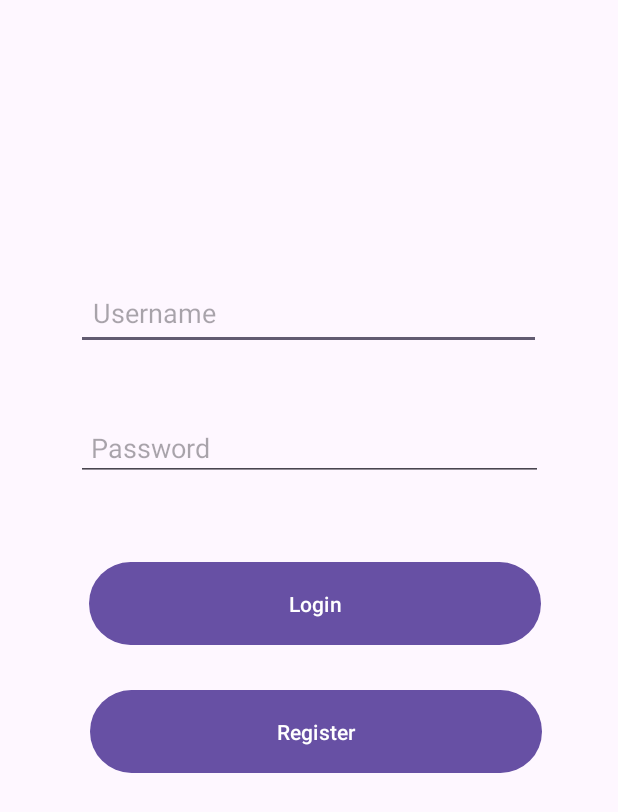
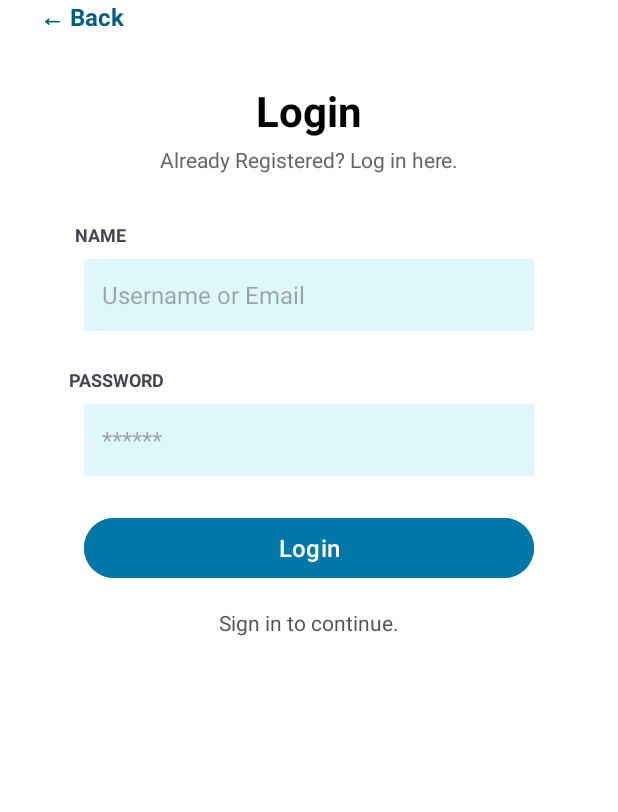
Before and after one commit to Khrizelle28/patient-management-system-mobile, an Android app: the screen it shows after launch (MainActivity), on a phone screen of 412 x 824 dp. Shown: the top 812 px of the screen. Run offline under Robolectric (Android 15) with nearby library versions, the phone set to English and light mode, and no system bars.

Commit message:
design login layout

```diff
--- a/app/src/main/AndroidManifest.xml
+++ b/app/src/main/AndroidManifest.xml
@@ -13,6 +13,9 @@
         android:theme="@style/Theme.PatientManagementSystemMobile"
         tools:targetApi="31">
         <activity
+            android:name=".HomeActivity"
+            android:exported="false" />
+        <activity
             android:name=".RegisterActivity"
             android:exported="false" />
         <activity
--- a/app/src/main/java/com/example/patientmanagementsystemmobile/MainActivity.java
+++ b/app/src/main/java/com/example/patientmanagementsystemmobile/MainActivity.java
@@ -23,14 +23,14 @@ public class MainActivity extends AppCompatActivity {
             v.setPadding(systemBars.left, systemBars.top, systemBars.right, systemBars.bottom);
             return insets;
         });
-        Button registerButton = findViewById(R.id.btnRegister);
-        registerButton.setOnClickListener(new View.OnClickListener() {
-            @Override
-            public void onClick(View v) {
-                // Navigate to RegisterActivity
-                Intent intent = new Intent(MainActivity.this, RegisterActivity.class);
-                startActivity(intent);
-            }
-        });
+//        Button registerButton = findViewById(R.id.btnRegister);
+//        registerButton.setOnClickListener(new View.OnClickListener() {
+//            @Override
+//            public void onClick(View v) {
+//                // Navigate to RegisterActivity
+//                Intent intent = new Intent(MainActivity.this, RegisterActivity.class);
+//                startActivity(intent);
+//            }
+//        });
     }
 }
--- a/app/src/main/res/layout/activity_main.xml
+++ b/app/src/main/res/layout/activity_main.xml
@@ -2,65 +2,140 @@
 <androidx.constraintlayout.widget.ConstraintLayout
     xmlns:android="http://schemas.android.com/apk/res/android"
     xmlns:app="http://schemas.android.com/apk/res-auto"
-    xmlns:tools="http://schemas.android.com/tools"
-    android:id="@+id/main"
     android:layout_width="match_parent"
     android:layout_height="match_parent"
-    tools:context=".MainActivity">
+    android:padding="24dp"
+    android:id="@+id/main"
+    android:background="@android:color/white">
 
-    <!-- Username Input -->
+    <!-- Back Button -->
 
-    <!-- Password Input -->
-
-    <!-- Login Button -->
-
-    <EditText
-        android:id="@+id/etUsername"
-        android:layout_width="310dp"
-        android:layout_height="49dp"
-        android:layout_marginTop="184dp"
-        android:hint="Username"
-        android:padding="11dp"
+    <!-- Login Title -->
+    <TextView
+        android:id="@+id/backButton"
+        android:layout_width="wrap_content"
+        android:layout_height="wrap_content"
+        android:text="← Back"
+        android:textColor="#005F7F"
+        android:textSize="16sp"
+        android:textStyle="bold"
         app:layout_constraintEnd_toEndOf="parent"
-        app:layout_constraintHorizontal_bias="0.495"
+        app:layout_constraintHorizontal_bias="0.074"
         app:layout_constraintStart_toStartOf="parent"
         app:layout_constraintTop_toTopOf="parent" />
 
+    <TextView
+        android:id="@+id/title"
+        android:layout_width="wrap_content"
+        android:layout_height="wrap_content"
+        android:text="Login"
+        android:textSize="28sp"
+        android:textStyle="bold"
+        android:textColor="#000000"
+        app:layout_constraintTop_toBottomOf="@id/backButton"
+        app:layout_constraintStart_toStartOf="parent"
+        app:layout_constraintEnd_toEndOf="parent"
+        android:layout_marginTop="32dp"/>
+
+    <!-- Subtitle -->
+    <TextView
+        android:id="@+id/subtitle11"
+        android:layout_width="wrap_content"
+        android:layout_height="wrap_content"
+        android:text="Already Registered? Log in here."
+        android:textSize="14sp"
+        android:textColor="#666666"
+        app:layout_constraintTop_toBottomOf="@id/title"
+        app:layout_constraintStart_toStartOf="parent"
+        app:layout_constraintEnd_toEndOf="parent"
+        android:layout_marginTop="4dp"/>
+
+    <!-- NAME label -->
+    <TextView
+        android:id="@+id/nameLabel11"
+        android:layout_width="wrap_content"
+        android:layout_height="wrap_content"
+        android:text="NAME"
+        android:textSize="12sp"
+        android:textStyle="bold"
+        app:layout_constraintTop_toBottomOf="@id/subtitle11"
+        app:layout_constraintEnd_toEndOf="parent"
+        app:layout_constraintHorizontal_bias="0.132"
+        app:layout_constraintVertical_bias="0.8"
+        app:layout_constraintStart_toStartOf="parent"
+        android:layout_marginTop="32dp"/>
+
+    <!-- Name Input -->
+    <EditText
+        android:id="@+id/etName"
+        android:layout_width="300dp"
+        android:layout_height="48dp"
+        android:hint="Username or Email"
+        android:background="#E0F7FA"
+        android:padding="12dp"
+        android:textColor="#000"
+        android:textSize="16sp"
+        app:layout_constraintTop_toBottomOf="@id/nameLabel11"
+        app:layout_constraintStart_toStartOf="parent"
+        app:layout_constraintEnd_toEndOf="parent"
+        android:layout_marginTop="8dp"/>
+
+    <!-- PASSWORD label -->
+    <TextView
+        android:id="@+id/passwordLabel"
+        android:layout_width="wrap_content"
+        android:layout_height="wrap_content"
+        android:text="PASSWORD"
+        android:textSize="12sp"
+        android:textStyle="bold"
+        app:layout_constraintTop_toBottomOf="@id/etName"
+        app:layout_constraintEnd_toEndOf="parent"
+        app:layout_constraintHorizontal_bias="0.132"
+        app:layout_constraintVertical_bias="0.8"
+        app:layout_constraintStart_toStartOf="parent"
+        android:layout_marginTop="24dp"/>
+
+    <!-- Password Input -->
     <EditText
         android:id="@+id/etPassword"
-        android:layout_width="311dp"
-        android:layout_height="43dp"
-        android:layout_marginTop="44dp"
-        android:hint="Password"
+        android:layout_width="300dp"
+        android:layout_height="48dp"
+        android:hint="******"
         android:inputType="textPassword"
-        android:padding="10dp"
+        android:background="#E0F7FA"
+        android:padding="12dp"
+        android:textColor="#000"
+        android:textSize="16sp"
+        app:layout_constraintTop_toBottomOf="@id/passwordLabel"
+        app:layout_constraintStart_toStartOf="parent"
         app:layout_constraintEnd_toEndOf="parent"
-        app:layout_constraintStart_toStartOf="parent"
-        app:layout_constraintTop_toBottomOf="@id/etUsername" />
+        android:layout_marginTop="8dp"/>
 
+    <!-- Login Button -->
     <Button
         android:id="@+id/btnLogin"
-        android:layout_width="301dp"
-        android:layout_height="63dp"
-        android:layout_marginTop="50dp"
+        android:layout_width="300dp"
+        android:layout_height="48dp"
         android:text="Login"
-        app:layout_constraintBottom_toBottomOf="parent"
+        android:backgroundTint="#0077A6"
+        android:textColor="@android:color/white"
+        android:textSize="16sp"
+        app:layout_constraintTop_toBottomOf="@id/etPassword"
+        app:layout_constraintStart_toStartOf="parent"
         app:layout_constraintEnd_toEndOf="parent"
-        app:layout_constraintHorizontal_bias="0.536"
+        android:layout_marginTop="24dp"/>
+
+    <!-- Bottom Note -->
+    <TextView
+        android:id="@+id/bottomText11"
+        android:layout_width="wrap_content"
+        android:layout_height="wrap_content"
+        android:text="Sign in to continue."
+        android:textColor="#555"
+        android:textSize="14sp"
+        app:layout_constraintTop_toBottomOf="@id/btnLogin"
         app:layout_constraintStart_toStartOf="parent"
-        app:layout_constraintTop_toBottomOf="@id/etPassword"
-        app:layout_constraintVertical_bias="0.0" />
-
-    <Button
-        android:id="@+id/btnRegister"
-        android:layout_width="301dp"
-        android:layout_height="63dp"
-        android:text="Register"
-        app:layout_constraintBottom_toBottomOf="parent"
         app:layout_constraintEnd_toEndOf="parent"
-        app:layout_constraintHorizontal_bias="0.545"
-        app:layout_constraintStart_toStartOf="parent"
-        app:layout_constraintTop_toBottomOf="@+id/btnLogin"
-        app:layout_constraintVertical_bias="0.068" />
+        android:layout_marginTop="16dp"/>
 
 </androidx.constraintlayout.widget.ConstraintLayout>
```
Also changed, not shown: app/src/main/java/com/example/patientmanagementsystemmobile/HomeActivity.java (added, +64 -0 lines), app/src/main/res/drawable/ic_back.xml (added, +9 -0 lines), app/src/main/res/layout/activity_home.xml (added, +91 -0 lines).
